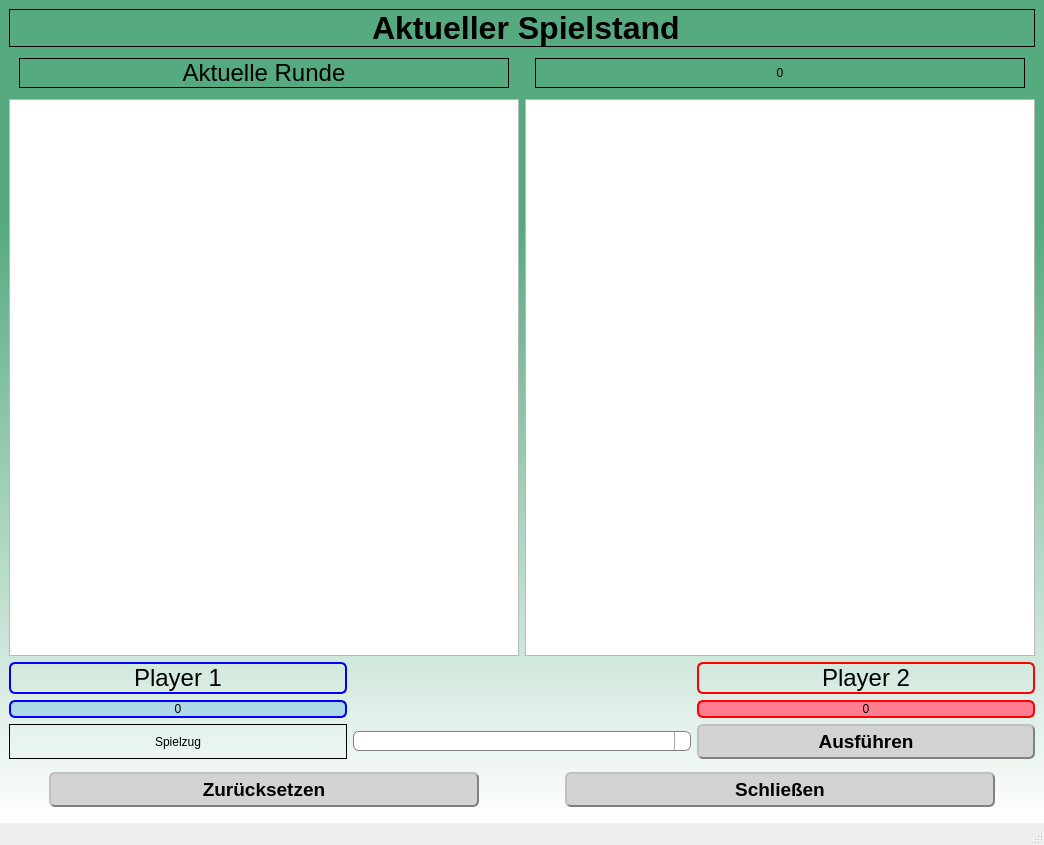
Old version of the form client/mainwindow.ui in the repository pprzidal/rps-multiplayer.
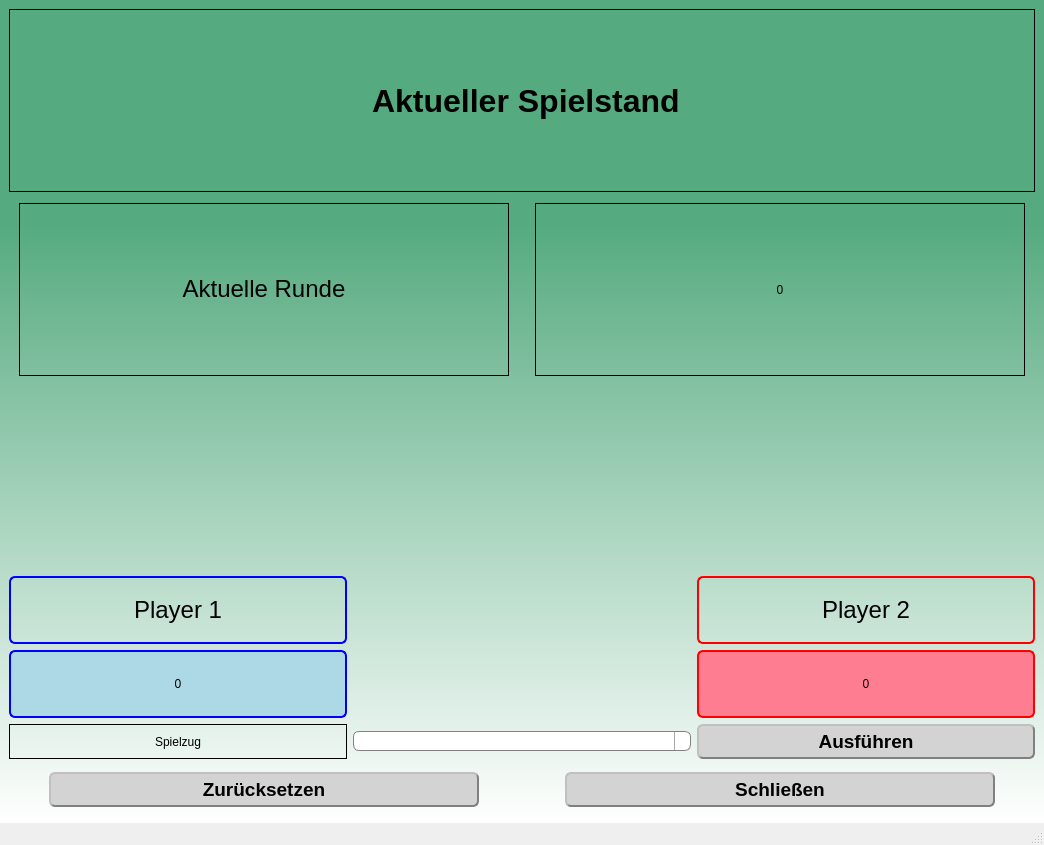
New version of the form. Icons and pictures are not drawn.

Commit message: Bilder werden nun bei den Choices geladen + Controller

```diff
--- a/client/mainwindow.ui
+++ b/client/mainwindow.ui
@@ -450,30 +450,16 @@
     <item>
      <layout class="QHBoxLayout" name="horizontalLayout_3">
       <item>
-       <widget class="QGraphicsView" name="p1Choice"/>
+       <widget class="QLabel" name="p1Choice">
+        <property name="text">
+         <string>&lt;html&gt;&lt;head/&gt;&lt;body&gt;&lt;p align=&quot;center&quot;&gt;&lt;br/&gt;&lt;/p&gt;&lt;/body&gt;&lt;/html&gt;</string>
+        </property>
+       </widget>
       </item>
       <item>
-       <widget class="QGraphicsView" name="p2Choice">
-        <property name="enabled">
-         <bool>true</bool>
-        </property>
-        <property name="backgroundBrush">
-         <brush brushstyle="NoBrush">
-          <color alpha="0">
-           <red>0</red>
-           <green>0</green>
-           <blue>0</blue>
-          </color>
-         </brush>
-        </property>
-        <property name="foregroundBrush">
-         <brush brushstyle="DiagCrossPattern">
-          <color alpha="0">
-           <red>0</red>
-           <green>0</green>
-           <blue>0</blue>
-          </color>
-         </brush>
+       <widget class="QLabel" name="p2Choice">
+        <property name="text">
+         <string>&lt;html&gt;&lt;head/&gt;&lt;body&gt;&lt;p align=&quot;center&quot;&gt;&lt;br/&gt;&lt;/p&gt;&lt;/body&gt;&lt;/html&gt;</string>
         </property>
        </widget>
       </item>
```
The commit also changes 5 other files.
